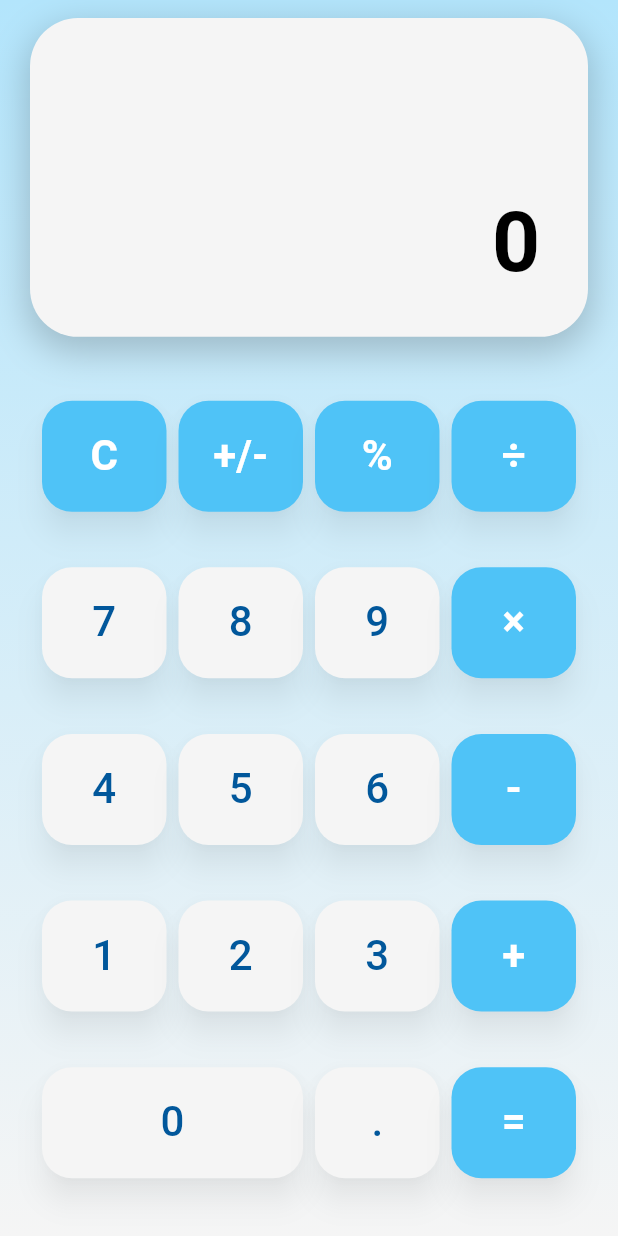
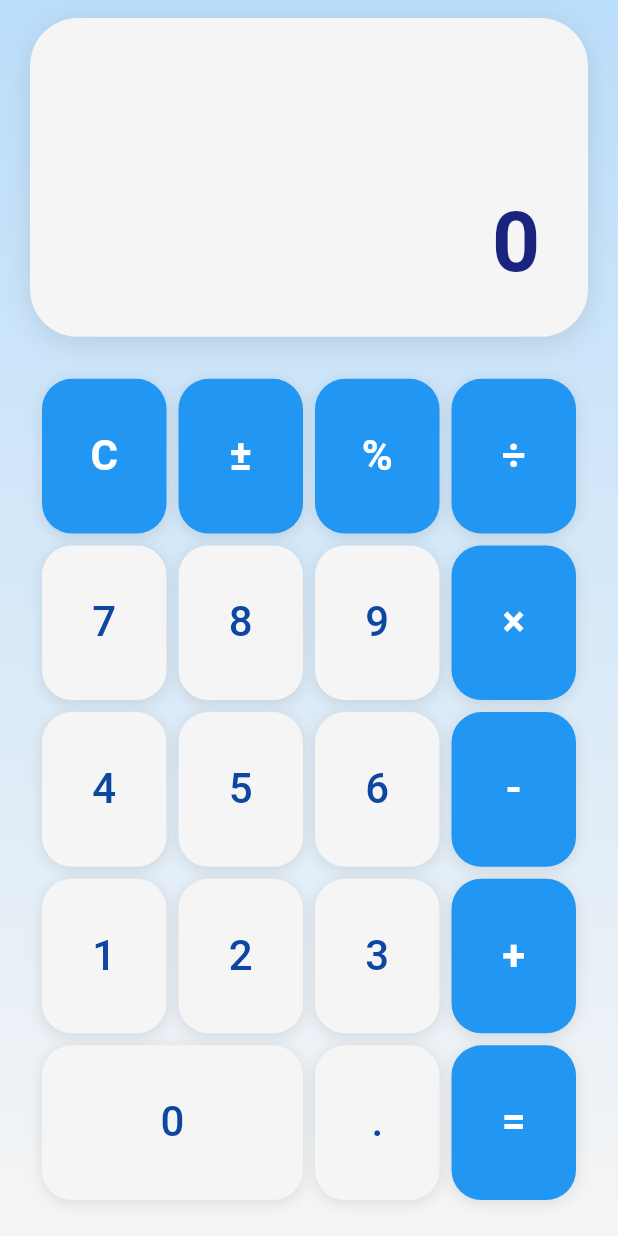
Before and after one commit to Luiiss44/calculadoraft, a Flutter app: the screen it shows after launch, on a phone screen of 412 x 824 dp. Run offline on Flutter 3.47's test engine with Material 3 defaults, Android fonts, the phone set to English and light mode, and no system bars.

Commit message:
Mejora del tema de la aplicación y ajustes en la interfaz de usuario de la pantalla de la calculadora. Se actualizaron los colores del esquema y se optimizó el diseño de los botones, incluyendo cambios en la sombra y el estilo del texto.

```diff
--- a/lib/main.dart
+++ b/lib/main.dart
@@ -18,31 +18,63 @@
         title: 'Calculadora Flutter',
         theme: ThemeData(
           colorScheme: ColorScheme.fromSeed(
-            seedColor: const Color(0xFF4FC3F7),
+            seedColor: const Color(0xFF2196F3),
             brightness: Brightness.light,
-            primary: const Color(0xFF4FC3F7),
-            secondary: const Color(0xFF81D4FA),
-            tertiary: const Color(0xFF29B6F6),
+            primary: const Color(0xFF2196F3),
+            secondary: const Color(0xFF64B5F6),
+            tertiary: const Color(0xFF1976D2),
             surface: const Color(0xFFF5F5F5),
-            surfaceVariant: const Color(0xFFE0F7FA),
-            primaryContainer: const Color(0xFFB3E5FC),
+            surfaceVariant: const Color(0xFFE3F2FD),
+            primaryContainer: const Color(0xFFBBDEFB),
             secondaryContainer: const Color(0xFFE1F5FE),
+            onPrimary: Colors.white,
+            onSecondary: Colors.white,
+            onSurface: const Color(0xFF1A237E),
+            onSurfaceVariant: const Color(0xFF0D47A1),
           ),
           useMaterial3: true,
+          cardTheme: CardTheme(
+            elevation: 0,
+            shape: RoundedRectangleBorder(
+              borderRadius: BorderRadius.circular(28),
+            ),
+          ),
+          elevatedButtonTheme: ElevatedButtonThemeData(
+            style: ElevatedButton.styleFrom(
+              elevation: 0,
+              shadowColor: Colors.transparent,
+            ),
+          ),
         ),
         darkTheme: ThemeData(
           colorScheme: ColorScheme.fromSeed(
-            seedColor: const Color(0xFF4FC3F7),
+            seedColor: const Color(0xFF2196F3),
             brightness: Brightness.dark,
-            primary: const Color(0xFF4FC3F7),
-            secondary: const Color(0xFF81D4FA),
-            tertiary: const Color(0xFF29B6F6),
-            surface: const Color(0xFF1A1A1A),
-            surfaceVariant: const Color(0xFF263238),
-            primaryContainer: const Color(0xFF01579B),
-            secondaryContainer: const Color(0xFF0277BD),
+            primary: const Color(0xFF2196F3),
+            secondary: const Color(0xFF64B5F6),
+            tertiary: const Color(0xFF1976D2),
+            surface: const Color(0xFF121212),
+            surfaceVariant: const Color(0xFF1E1E1E),
+            primaryContainer: const Color(0xFF0D47A1),
+            secondaryContainer: const Color(0xFF1565C0),
+            onPrimary: Colors.white,
+            onSecondary: Colors.white,
+            onSurface: Colors.white,
+            onSurfaceVariant: const Color(0xFF90CAF9),
           ),
           useMaterial3: true,
+          cardTheme: CardTheme(
+            elevation: 0,
+            shape: RoundedRectangleBorder(
+              borderRadius: BorderRadius.circular(28),
+            ),
+          ),
+          elevatedButtonTheme: ElevatedButtonThemeData(
+            style: ElevatedButton.styleFrom(
+              elevation: 0,
+              shadowColor: Colors.transparent,
+            ),
+          ),
         ),
         home: const CalculatorScreen(),
       ),
--- a/lib/screens/calculator_screen.dart
+++ b/lib/screens/calculator_screen.dart
@@ -34,10 +34,9 @@ class CalculatorScreen extends StatelessWidget {
                       borderRadius: BorderRadius.circular(32),
                       boxShadow: [
                         BoxShadow(
-                          color: Theme.of(context).colorScheme.shadow.withOpacity(0.2),
-                          blurRadius: 20,
-                          offset: const Offset(0, 8),
-                          spreadRadius: 2,
+                          color: Theme.of(context).colorScheme.shadow.withOpacity(0.1),
+                          blurRadius: 16,
+                          offset: const Offset(0, 4),
                         ),
                       ],
                     ),
@@ -51,7 +50,7 @@ class CalculatorScreen extends StatelessWidget {
                             return Text(
                               calculator.history,
                               style: Theme.of(context).textTheme.titleMedium?.copyWith(
-                                color: Colors.black54,
+                                color: Theme.of(context).colorScheme.onSurface.withOpacity(0.6),
                                 fontSize: 24,
                                 height: 1.2,
                               ),
@@ -64,7 +63,7 @@ class CalculatorScreen extends StatelessWidget {
                             return Text(
                               calculator.currentNumber,
                               style: Theme.of(context).textTheme.displayLarge?.copyWith(
-                                color: Colors.black,
+                                color: Theme.of(context).colorScheme.onSurface,
                                 fontWeight: FontWeight.bold,
                                 fontSize: 56,
                                 height: 1.1,
@@ -88,7 +87,7 @@ class CalculatorScreen extends StatelessWidget {
                               _buildButton(context, 'C', onPressed: () {
                                 context.read<CalculatorProvider>().clear();
                               }, isOperator: true),
-                              _buildButton(context, '+/-', onPressed: () {
+                              _buildButton(context, '±', onPressed: () {
                                 context.read<CalculatorProvider>().changeSign();
                               }, isOperator: true),
                               _buildButton(context, '%', onPressed: () {
@@ -190,28 +189,38 @@ class CalculatorScreen extends StatelessWidget {
       flex: flex,
       child: Padding(
         padding: const EdgeInsets.all(4),
-        child: ElevatedButton(
-          onPressed: onPressed,
-          style: ElevatedButton.styleFrom(
-            backgroundColor: isOperator
+        child: Material(
+          color: Colors.transparent,
+          child: InkWell(
+            onTap: onPressed,
+            borderRadius: BorderRadius.circular(20),
+            child: Container(
+              decoration: BoxDecoration(
+                color: isOperator
                     ? Theme.of(context).colorScheme.primary
                     : Theme.of(context).colorScheme.surface,
-            foregroundColor: isOperator
-                ? Theme.of(context).colorScheme.onPrimary
-                : const Color(0xFF01579B),
-            elevation: 8,
-            shadowColor: Theme.of(context).colorScheme.shadow.withOpacity(0.3),
-            shape: RoundedRectangleBorder(
                 borderRadius: BorderRadius.circular(20),
+                boxShadow: [
+                  BoxShadow(
+                    color: Theme.of(context).colorScheme.shadow.withOpacity(0.1),
+                    blurRadius: 8,
+                    offset: const Offset(0, 2),
                   ),
-            padding: const EdgeInsets.all(20),
+                ],
               ),
+              child: Center(
                 child: Text(
                   text,
                   style: TextStyle(
                     fontSize: 28,
                     fontWeight: isOperator ? FontWeight.bold : FontWeight.w500,
                     height: 1.2,
+                    color: isOperator
+                        ? Theme.of(context).colorScheme.onPrimary
+                        : Theme.of(context).colorScheme.onSurfaceVariant,
+                  ),
+                ),
+              ),
             ),
           ),
         ),
```
Lines whose indentation alone changed are shown as unchanged.
